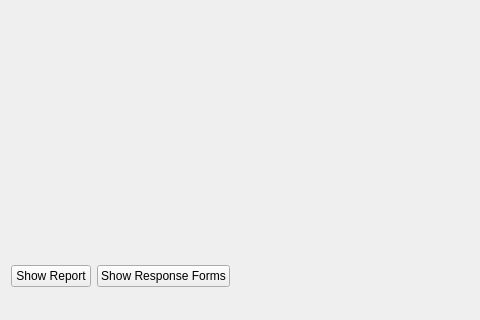
dkratzert/FinalCif, file gui/responseformseditor.ui: the form before one commit; both pictures show x 0 to 480 and y 162 to 482 of the 638 by 482 pixel window.
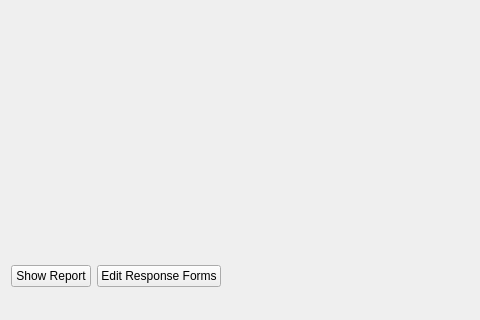
The form after the commit. The open tabs and pages were chosen to show the change.

The edit to the form file:
```diff
--- a/gui/responseformseditor.ui
+++ b/gui/responseformseditor.ui
@@ -185,7 +185,7 @@
        <item>
         <widget class="QPushButton" name="show_Forms_Button">
          <property name="text">
-          <string>Show Response Forms</string>
+          <string>Edit Response Forms</string>
          </property>
         </widget>
        </item>
```
Left out of the diff: 8 changed lines with no effect on the pictures.
